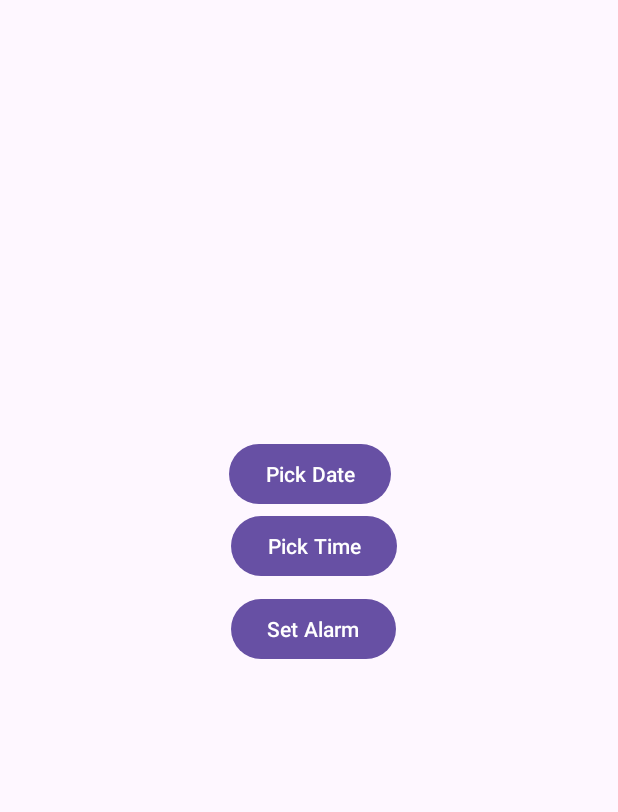
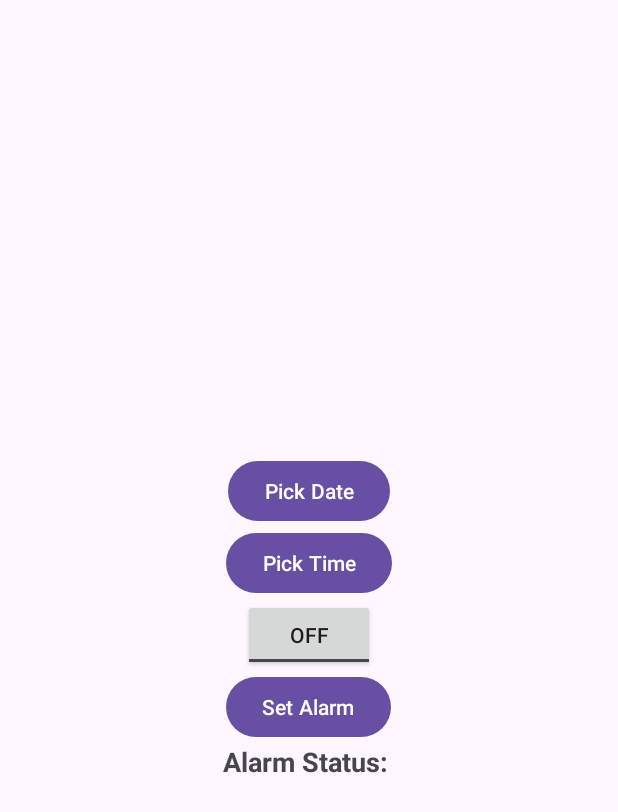
Before and after one commit to Garvitjoshi1/Invisi_Studio, an Android app: the fragment PreviewFragment shown on its own in the app's theme, after a tap on "Set Alarm", on a phone screen of 412 x 824 dp. Shown: the top 812 px of the screen. Run offline under Robolectric (Android 15) with nearby library versions, the phone set to English and light mode, and no system bars.

Commit message:
initial commit

```diff
--- a/app/src/main/java/com/example/data_visuals/PreviewFragment.kt
+++ b/app/src/main/java/com/example/data_visuals/PreviewFragment.kt
@@ -11,19 +11,22 @@ import android.view.LayoutInflater
 import android.view.View
 import android.view.ViewGroup
 import android.widget.Button
-import android.widget.DatePicker
 import android.widget.TextView
 import android.widget.TimePicker
-import android.widget.Toast
+import android.widget.ToggleButton
 import androidx.fragment.app.Fragment
 import java.util.*
 
 class PreviewFragment : Fragment() {
-    private lateinit var datePicker: DatePicker
-    private lateinit var timePicker: TimePicker
     private lateinit var pickDateButton: Button
     private lateinit var pickTimeButton: Button
+    private lateinit var toggleButton: ToggleButton
     private lateinit var setAlarmButton: Button
+    private lateinit var alarmStatusTextView: TextView
+    private lateinit var alarmManager: AlarmManager
+    private var pendingIntent: PendingIntent? = null
+    private var selectedDate: String = ""
+    private var selectedTime: String = ""
 
     override fun onCreateView(
         inflater: LayoutInflater, container: ViewGroup?,
@@ -31,101 +34,80 @@ class PreviewFragment : Fragment() {
     ): View? {
         val view = inflater.inflate(R.layout.fragment_preview, container, false)
 
-        datePicker = view.findViewById(R.id.datePicker)
-        timePicker = view.findViewById(R.id.timePicker)
         pickDateButton = view.findViewById(R.id.pickDateButton)
         pickTimeButton = view.findViewById(R.id.pickTimeButton)
+        toggleButton = view.findViewById(R.id.toggleButton)
         setAlarmButton = view.findViewById(R.id.setAlarmButton)
+        alarmStatusTextView = view.findViewById(R.id.alarmStatusTextView)
+
+        alarmManager = requireActivity().getSystemService(Context.ALARM_SERVICE) as AlarmManager
 
         pickDateButton.setOnClickListener {
-            // Show DatePickerDialog
             showDatePicker()
         }
 
         pickTimeButton.setOnClickListener {
-            // Show TimePickerDialog
             showTimePicker()
         }
 
-        setAlarmButton.setOnClickListener {
-            // Set the alarm
-            setAlarm()
+        toggleButton.setOnCheckedChangeListener { _, isChecked ->
+            if (isChecked) {
+                setAlarmButton.isEnabled = true
+            } else {
+                setAlarmButton.isEnabled = false
+                cancelAlarm()
+            }
         }
 
-        // Display user details if available
-        val userDetails = arguments // Retrieve the Bundle passed from the Login Fragment
-        if (userDetails != null) {
-            displayUserDetails(userDetails)
+        setAlarmButton.setOnClickListener {
+            setAlarm()
         }
 
         return view
     }
 
     private fun showDatePicker() {
-        // Show DatePickerDialog
         val calendar = Calendar.getInstance()
         val year = calendar.get(Calendar.YEAR)
         val month = calendar.get(Calendar.MONTH)
         val day = calendar.get(Calendar.DAY_OF_MONTH)
 
-        val datePickerDialog = DatePickerDialog(requireContext(), { _, year, month, dayOfMonth ->
-            datePicker.updateDate(year, month, dayOfMonth)
-        }, year, month, day)
+        val datePickerDialog = DatePickerDialog(
+            requireContext(),
+            DatePickerDialog.OnDateSetListener { _, year, month, dayOfMonth ->
+                selectedDate = "$dayOfMonth/${month + 1}/$year"
+                pickDateButton.text = selectedDate
+            },
+            year,
+            month,
+            day
+        )
         datePickerDialog.show()
     }
 
     private fun showTimePicker() {
-        // Show TimePickerDialog
         val calendar = Calendar.getInstance()
         val hour = calendar.get(Calendar.HOUR_OF_DAY)
         val minute = calendar.get(Calendar.MINUTE)
 
-        val timePickerDialog = TimePickerDialog(requireContext(), { _, hourOfDay, minute ->
-            timePicker.hour = hourOfDay
-            timePicker.minute = minute
-        }, hour, minute, true)
+        val timePickerDialog = TimePickerDialog(
+            requireContext(),
+            TimePickerDialog.OnTimeSetListener { _, hourOfDay, minute ->
+                selectedTime = "$hourOfDay:$minute"
+                pickTimeButton.text = selectedTime
+            },
+            hour,
+            minute,
+            true
+        )
         timePickerDialog.show()
     }
 
     private fun setAlarm() {
-        // Get the selected date and time
-        val selectedYear = datePicker.year
-        val selectedMonth = datePicker.month
-        val selectedDayOfMonth = datePicker.dayOfMonth
-        val selectedHourOfDay = timePicker.hour
-        val selectedMinute = timePicker.minute
-
-        // Create a Calendar instance and set the selected date and time
-        val calendar = Calendar.getInstance().apply {
-            set(selectedYear, selectedMonth, selectedDayOfMonth, selectedHourOfDay, selectedMinute)
-        }
-
-        // Get the AlarmManager service
-        val alarmManager = requireContext().getSystemService(Context.ALARM_SERVICE) as AlarmManager
-
-        // Create an Intent for the BroadcastReceiver
-        val intent = Intent(requireContext(), AlarmReceiver::class.java)
-
-        // Create a PendingIntent to be triggered when the alarm goes off
-        val pendingIntent = PendingIntent.getBroadcast(requireContext(), 0, intent,
-            PendingIntent.FLAG_IMMUTABLE)
-
-        // Set the alarm
-        alarmManager.setExact(AlarmManager.RTC_WAKEUP, calendar.timeInMillis, pendingIntent)
-
-        // Display a toast message showing the selected date and time
-        val message = "Alarm is set for $selectedDayOfMonth/${selectedMonth + 1}/$selectedYear at $selectedHourOfDay:$selectedMinute"
-        Toast.makeText(requireContext(), message, Toast.LENGTH_LONG).show()
+        // Implement set alarm logic using selectedDate and selectedTime
     }
 
-    private fun getUserDetailsFromBundle(): Bundle? {
-        return arguments
-    }
-
-    private fun displayUserDetails(userDetails: Bundle) {
-        val name = userDetails.getString("username")
-        val password = userDetails.getString("password")
-        val greetingTextView: TextView = view?.findViewById(R.id.greetingTextView) ?: return
-        greetingTextView.text = "Hello $name, How are you?\nYour password is $password"
+    private fun cancelAlarm() {
+        // Implement cancel alarm logic
     }
 }
--- a/app/src/main/res/layout/fragment_preview.xml
+++ b/app/src/main/res/layout/fragment_preview.xml
@@ -1,66 +1,40 @@
-<RelativeLayout xmlns:android="http://schemas.android.com/apk/res/android"
+<LinearLayout xmlns:android="http://schemas.android.com/apk/res/android"
+    android:id="@+id/containerLayout"
+    android:gravity="center"
     android:layout_width="match_parent"
     android:layout_height="match_parent"
-    android:layout_gravity="center">
-
-
-    <TextView
-        android:id="@+id/greetingTextView"
-        android:layout_width="252dp"
-        android:layout_height="wrap_content"
-        android:layout_alignParentStart="true"
-        android:layout_alignParentTop="true"
-        android:layout_marginStart="80dp"
-        android:layout_marginTop="106dp"
-        android:padding="16dp"
-        android:textColor="@color/black"
-        android:textSize="160sp" />
+    android:orientation="vertical">
 
     <Button
         android:id="@+id/pickDateButton"
         android:layout_width="wrap_content"
         android:layout_height="wrap_content"
-        android:layout_alignParentTop="true"
-        android:layout_alignParentEnd="true"
-        android:layout_marginTop="292dp"
-        android:layout_marginEnd="151dp"
         android:text="Pick Date" />
 
     <Button
         android:id="@+id/pickTimeButton"
         android:layout_width="wrap_content"
         android:layout_height="wrap_content"
-        android:layout_below="@id/pickDateButton"
-        android:layout_alignParentEnd="true"
-        android:layout_marginEnd="147dp"
         android:text="Pick Time" />
+
+    <ToggleButton
+        android:id="@+id/toggleButton"
+        android:layout_width="wrap_content"
+        android:layout_height="wrap_content"
+        android:text="Toggle Alarm" />
 
     <Button
         android:id="@+id/setAlarmButton"
         android:layout_width="wrap_content"
         android:layout_height="wrap_content"
-        android:layout_below="@id/pickTimeButton"
-        android:layout_alignParentEnd="true"
-        android:layout_marginTop="7dp"
-        android:layout_marginEnd="148dp"
         android:text="Set Alarm" />
 
-    <DatePicker
-        android:id="@+id/datePicker"
+    <TextView
+        android:id="@+id/alarmStatusTextView"
         android:layout_width="wrap_content"
         android:layout_height="wrap_content"
-        android:layout_below="@id/setAlarmButton"
-        android:layout_centerHorizontal="true"
-        android:layout_marginTop="20dp"
-        android:visibility="gone" />
+        android:text="Alarm Status: "
+        android:textSize="18sp"
+        android:textStyle="bold" />
 
-    <TimePicker
-        android:id="@+id/timePicker"
-        android:layout_width="wrap_content"
-        android:layout_height="wrap_content"
-        android:layout_below="@id/setAlarmButton"
-        android:layout_centerHorizontal="true"
-        android:layout_marginTop="20dp"
-        android:visibility="gone" />
-
-</RelativeLayout>
+</LinearLayout>
```
Also changed, not shown: app/src/main/AndroidManifest.xml (+9 -2 lines), app/src/main/java/com/example/data_visuals/AlarmReceiver.kt (+17 -5 lines).
